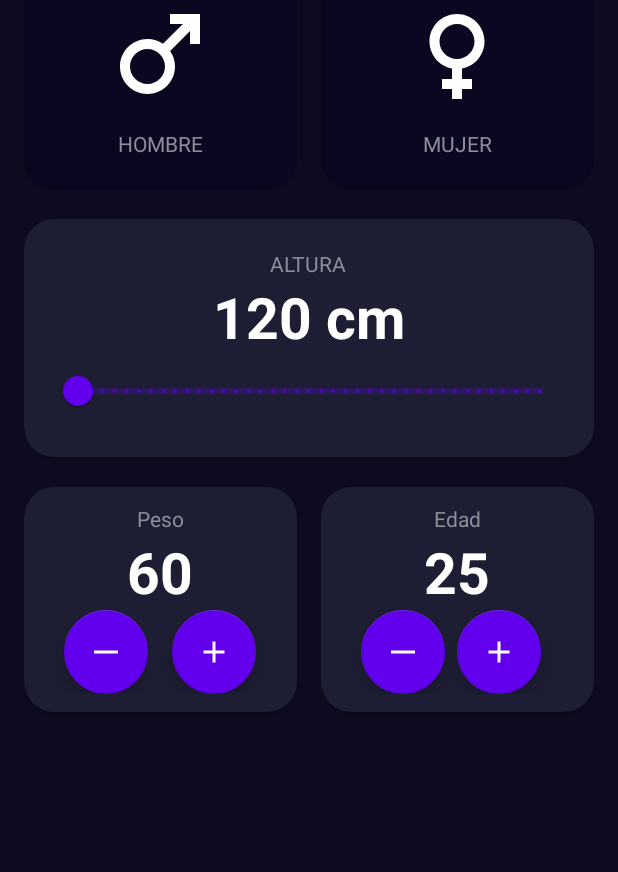
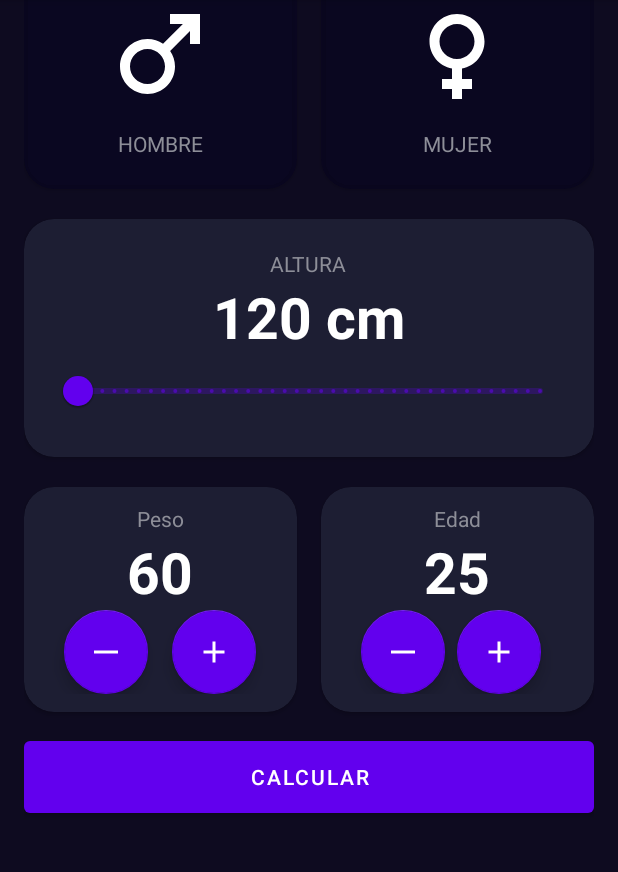
Before and after one commit to josecantero/cursoKotlin, an Android app: the IMCAppActivity screen opened directly, with no data from a screen before it, on a phone screen of 412 x 824 dp, the part 84-956 px from its top. Run offline under Robolectric (Android 15) with nearby library versions, the phone set to English and light mode, and no system bars.

Commit message:
agregamos el botón calcular y la funcionalidad del calculo de IMC

```diff
--- a/app/src/main/java/com/example/cursokotlin/IMCCalculator/IMCAppActivity.kt
+++ b/app/src/main/java/com/example/cursokotlin/IMCCalculator/IMCAppActivity.kt
@@ -3,6 +3,7 @@ package com.example.cursokotlin.IMCCalculator
 import android.annotation.SuppressLint
 import android.icu.text.DecimalFormat
 import android.os.Bundle
+import android.widget.Button
 import android.widget.TextView
 import androidx.activity.enableEdgeToEdge
 import androidx.appcompat.app.AppCompatActivity
@@ -22,10 +23,12 @@ class IMCAppActivity : AppCompatActivity() {
     private lateinit var btnAddAge:FloatingActionButton
     private lateinit var tvWeight:TextView
     private lateinit var tvAge:TextView
+    private lateinit var btnCalc:Button
 
     private var isMaleSelected:Boolean = true
     private var isFemaleSelected:Boolean = false
 
+    private var currentHeight:Int = 120
     private var currentWeight:Int = 60
     private var currentAge:Int = 25
 
@@ -57,6 +60,7 @@ class IMCAppActivity : AppCompatActivity() {
         btnAddAge = findViewById(R.id.btnAddAge)
         tvWeight = findViewById(R.id.tvWeight)
         tvAge = findViewById(R.id.tvAge)
+        btnCalc = findViewById(R.id.btnCalulate)
     }
 
     @SuppressLint("SetTextI18n")
@@ -72,8 +76,8 @@ class IMCAppActivity : AppCompatActivity() {
 
         rsHeight.addOnChangeListener { _, value, _ ->
             val df = DecimalFormat("#.##")
-
-            tvHeight.text = "${df.format(value)} cm"
+            currentHeight = df.format(value).toInt()
+            tvHeight.text = "$currentHeight cm"
         }
 
         btnSubsWeight.setOnClickListener{
@@ -95,6 +99,9 @@ class IMCAppActivity : AppCompatActivity() {
             currentAge += 1
             setAge()
         }
+        btnCalc.setOnClickListener {
+            calculateIMC()
+        }
 
     }
 
@@ -104,6 +111,12 @@ class IMCAppActivity : AppCompatActivity() {
 
     private fun setAge(){
         tvAge.text = currentAge.toString()
+    }
+
+    private fun calculateIMC(){
+        val df = DecimalFormat("#.##")
+        val imc = currentWeight / (currentHeight.toDouble()/100 * currentHeight.toDouble()/100)
+        val result = df.format(imc).toDouble()
     }
 
     private fun changeGenderState(){
--- a/app/src/main/res/layout/activity_imcapp.xml
+++ b/app/src/main/res/layout/activity_imcapp.xml
@@ -239,4 +239,14 @@
             </androidx.appcompat.widget.LinearLayoutCompat>
         </androidx.appcompat.widget.LinearLayoutCompat>
     </androidx.cardview.widget.CardView>
+
+    <Button
+        android:id="@+id/btnCalulate"
+        android:layout_width="match_parent"
+        android:layout_height="60dp"
+        android:text="@string/calculate"
+        app:layout_constraintTop_toBottomOf="@+id/cvWeight"
+        app:layout_constraintStart_toStartOf="parent"
+        app:layout_constraintEnd_toEndOf="parent"
+        android:layout_marginTop="13dp"/>
 </androidx.constraintlayout.widget.ConstraintLayout>
--- a/app/src/main/res/values/strings.xml
+++ b/app/src/main/res/values/strings.xml
@@ -6,4 +6,5 @@
     <string name="height">Altura</string>
     <string name="weigth">Peso</string>
     <string name="age">Edad</string>
+    <string name="calculate">Calcular</string>
 </resources>
```
